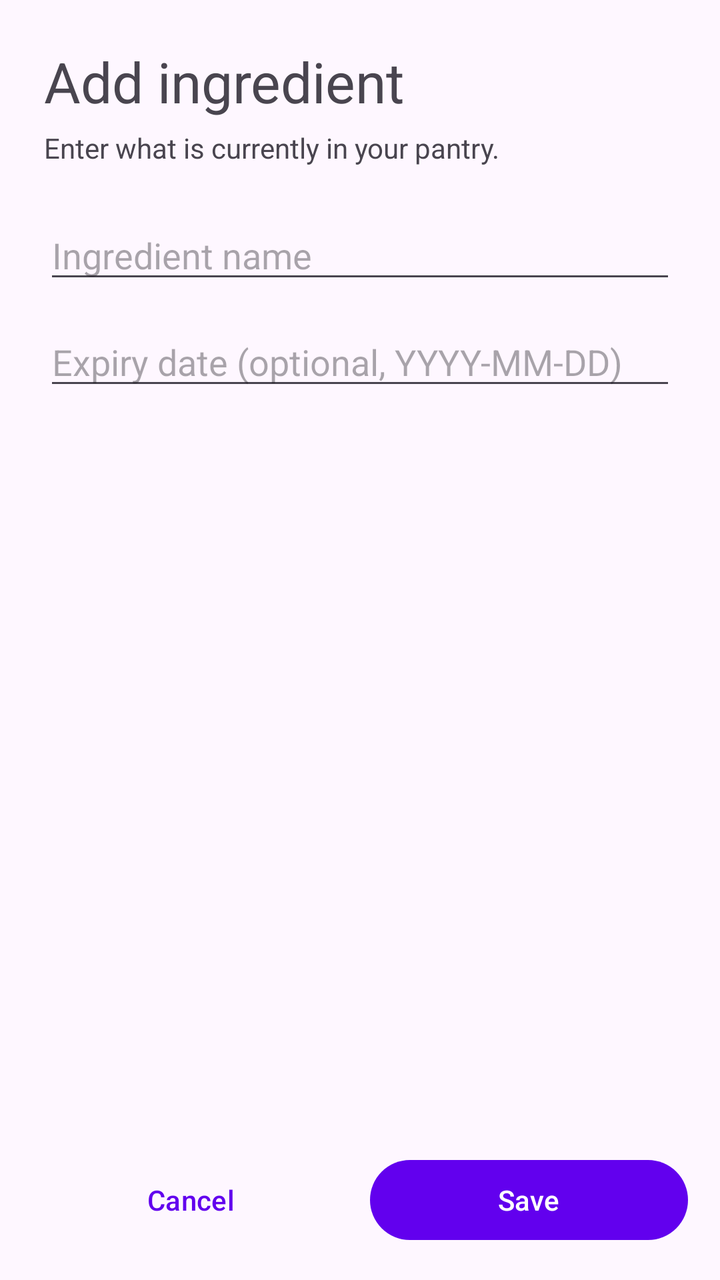
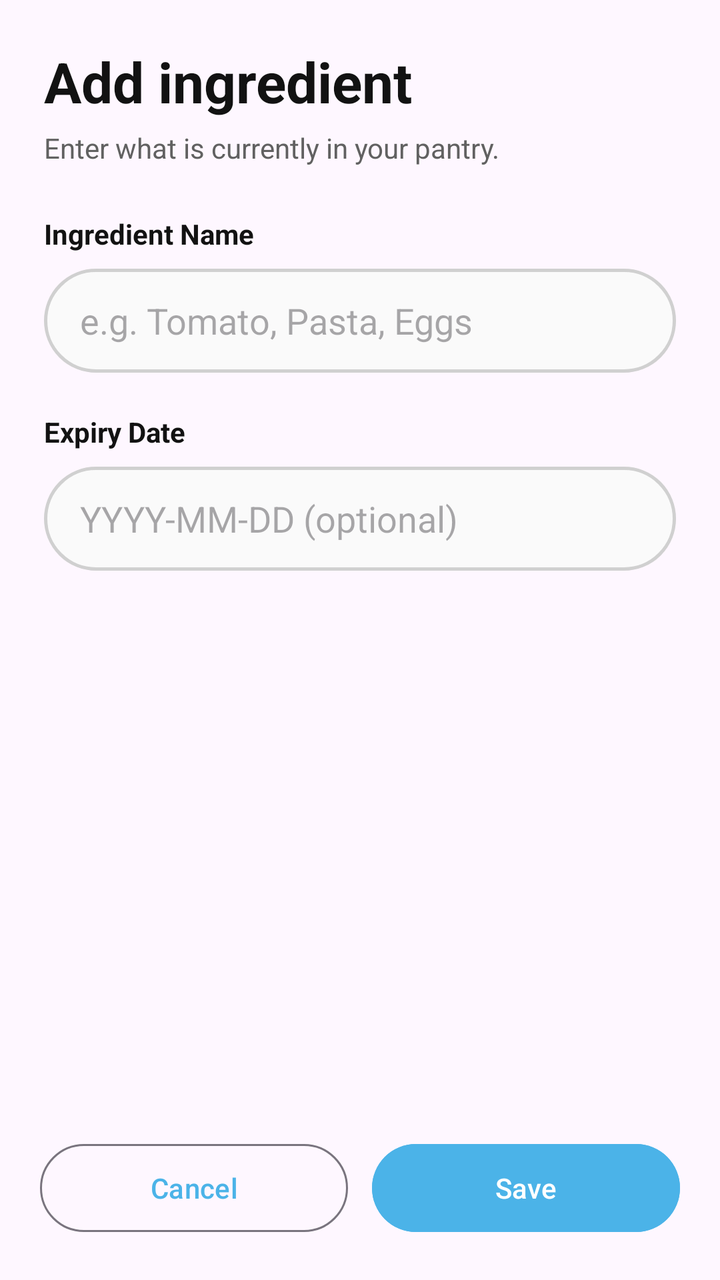

Compare the two renders of this Android layout. The source of the first and the diff that turns it into the second are given below.
<!-- AndroidManifest.xml: application theme Theme.SmartPantry -->
<!-- res/layout/activity_add_edit.xml -->
<LinearLayout xmlns:android="http://schemas.android.com/apk/res/android"
    android:layout_width="match_parent"
    android:layout_height="match_parent"
    android:orientation="vertical">

    <ScrollView
        android:layout_width="match_parent"
        android:layout_height="0dp"
        android:layout_weight="1">

        <LinearLayout
            android:layout_width="match_parent"
            android:layout_height="wrap_content"
            android:orientation="vertical"
            android:padding="22dp">

            <TextView
                android:id="@+id/tvTitle"
                android:layout_width="wrap_content"
                android:layout_height="wrap_content"
                android:text="Add ingredient"
                android:textSize="28sp" />

            <TextView
                android:layout_width="wrap_content"
                android:layout_height="wrap_content"
                android:text="Enter what is currently in your pantry."
                android:layout_marginTop="5dp" />

            <EditText
                android:id="@+id/etName"
                android:layout_width="match_parent"
                android:layout_height="wrap_content"
                android:hint="Ingredient name"
                android:inputType="textCapSentences"
                android:layout_marginTop="22dp" />

            <EditText
                android:id="@+id/etExpiry"
                android:layout_width="match_parent"
                android:layout_height="wrap_content"
                android:hint="Expiry date (optional, YYYY-MM-DD)"
                android:inputType="date"
                android:layout_marginTop="12dp" />
        </LinearLayout>
    </ScrollView>

    <LinearLayout
        android:layout_width="match_parent"
        android:layout_height="wrap_content"
        android:orientation="horizontal"
        android:padding="16dp">

        <Button
            android:id="@+id/btnCancel"
            android:layout_width="0dp"
            android:layout_height="wrap_content"
            android:layout_weight="1"
            android:text="Cancel"
            style="@style/Widget.Material3.Button.TextButton"/>

        <Button
            android:id="@+id/btnSave"
            android:layout_width="0dp"
            android:layout_height="wrap_content"
            android:layout_weight="1"
            android:text="Save"
            android:layout_marginStart="10dp" />
    </LinearLayout>
</LinearLayout>
<!-- resources referenced by this layout -->
<resources>
  <style name="Theme.SmartPantry" parent="Theme.Material3.DayNight.NoActionBar">
          
          <item name="colorPrimary">@color/purple_500</item>
          <item name="colorPrimaryVariant">@color/purple_700</item>
          <item name="colorOnPrimary">@color/white</item>
          
          <item name="colorSecondary">@color/teal_200</item>
          <item name="colorSecondaryVariant">@color/teal_700</item>
          <item name="colorOnSecondary">@color/black</item>
          
          <item name="android:statusBarColor">?attr/colorPrimaryVariant</item>
          
      </style>
  <color name="purple_500">#FF6200EE</color>
  <color name="purple_700">#FF3700B3</color>
  <color name="white">#FFFFFFFF</color>
  <color name="teal_200">#FF03DAC5</color>
  <color name="teal_700">#FF018786</color>
  <color name="black">#FF000000</color>
</resources>

<!-- the commit's change to res/layout/activity_add_edit.xml (unified diff, before → after) -->
@@ -1,4 +1,5 @@
 <LinearLayout xmlns:android="http://schemas.android.com/apk/res/android"
+    xmlns:app="http://schemas.android.com/apk/res-auto"
     android:layout_width="match_parent"
     android:layout_height="match_parent"
     android:orientation="vertical">
@@ -19,29 +20,52 @@
                 android:layout_width="wrap_content"
                 android:layout_height="wrap_content"
                 android:text="Add ingredient"
-                android:textSize="28sp" />
+                android:textSize="28sp"
+                android:textStyle="bold"
+                android:textColor="@color/black" />
 
             <TextView
                 android:layout_width="wrap_content"
                 android:layout_height="wrap_content"
                 android:text="Enter what is currently in your pantry."
+                android:textColor="@color/gray_text"
                 android:layout_marginTop="5dp" />
+
+            <TextView
+                android:layout_width="wrap_content"
+                android:layout_height="wrap_content"
+                android:text="Ingredient Name"
+                android:textStyle="bold"
+                android:textSize="14sp"
+                android:textColor="@color/black"
+                android:layout_marginTop="24dp" />
 
             <EditText
                 android:id="@+id/etName"
                 android:layout_width="match_parent"
+                android:layout_height="52dp"
+                android:hint="e.g. Tomato, Pasta, Eggs"
+                android:inputType="textCapSentences"
+                android:background="@drawable/bg_input"
+                android:layout_marginTop="8dp" />
+
+            <TextView
+                android:layout_width="wrap_content"
                 android:layout_height="wrap_content"
-                android:hint="Ingredient name"
-                android:inputType="textCapSentences"
-                android:layout_marginTop="22dp" />
+                android:text="Expiry Date"
+                android:textStyle="bold"
+                android:textSize="14sp"
+                android:textColor="@color/black"
+                android:layout_marginTop="20dp" />
 
             <EditText
                 android:id="@+id/etExpiry"
                 android:layout_width="match_parent"
-                android:layout_height="wrap_content"
-                android:hint="Expiry date (optional, YYYY-MM-DD)"
+                android:layout_height="52dp"
+                android:hint="YYYY-MM-DD (optional)"
                 android:inputType="date"
-                android:layout_marginTop="12dp" />
+                android:background="@drawable/bg_input"
+                android:layout_marginTop="8dp" />
         </LinearLayout>
     </ScrollView>
 
@@ -49,22 +73,26 @@
         android:layout_width="match_parent"
         android:layout_height="wrap_content"
         android:orientation="horizontal"
-        android:padding="16dp">
+        android:padding="20dp">
 
-        <Button
+        <com.google.android.material.button.MaterialButton
             android:id="@+id/btnCancel"
             android:layout_width="0dp"
-            android:layout_height="wrap_content"
+            android:layout_height="52dp"
             android:layout_weight="1"
             android:text="Cancel"
-            style="@style/Widget.Material3.Button.TextButton"/>
+            app:cornerRadius="26dp"
+            style="@style/Widget.Material3.Button.OutlinedButton"/>
 
-        <Button
+        <com.google.android.material.button.MaterialButton
             android:id="@+id/btnSave"
             android:layout_width="0dp"
-            android:layout_height="wrap_content"
+            android:layout_height="52dp"
             android:layout_weight="1"
             android:text="Save"
-            android:layout_marginStart="10dp" />
+            app:cornerRadius="26dp"
+            android:backgroundTint="@color/primary"
+            android:textColor="@color/white"
+            android:layout_marginStart="12dp" />
     </LinearLayout>
 </LinearLayout>
<!-- resource entries referenced after the edit -->
@@ -2,22 +2,42 @@
 <resources>
   <style name="Theme.SmartPantry" parent="Theme.Material3.DayNight.NoActionBar">
           
-          <item name="colorPrimary">@color/purple_500</item>
-          <item name="colorPrimaryVariant">@color/purple_700</item>
+          <item name="colorPrimary">@color/primary</item>
+          <item name="colorPrimaryVariant">@color/primary_dark</item>
           <item name="colorOnPrimary">@color/white</item>
           
-          <item name="colorSecondary">@color/teal_200</item>
-          <item name="colorSecondaryVariant">@color/teal_700</item>
-          <item name="colorOnSecondary">@color/black</item>
+          <item name="colorSecondary">@color/accent</item>
+          <item name="colorSecondaryVariant">@color/primary_dark</item>
+          <item name="colorOnSecondary">@color/white</item>
           
-          <item name="android:statusBarColor">?attr/colorPrimaryVariant</item>
-          
+          <item name="android:statusBarColor">@color/primary_dark</item>
       </style>
-  <color name="purple_500">#FF6200EE</color>
-  <color name="purple_700">#FF3700B3</color>
+  <color name="gray_border">#D0D0D0</color>
+  <color name="primary_dark">#1B8AC9</color>
+  <color name="accent">#88D2FF</color>
   <color name="white">#FFFFFFFF</color>
-  <color name="teal_200">#FF03DAC5</color>
-  <color name="teal_700">#FF018786</color>
-  <color name="black">#FF000000</color>
+  <!-- drawable bg_input (drawable) -->
+  <?xml version="1.0" encoding="utf-8"?>
+  <selector xmlns:android="http://schemas.android.com/apk/res/android">
+      <item android:state_focused="true">
+          <shape>
+              <solid android:color="@color/white" />
+              <corners android:radius="26dp" />
+              <stroke android:width="2dp" android:color="@color/primary" />
+              <padding android:left="18dp" android:top="12dp" android:right="18dp" android:bottom="12dp" />
+          </shape>
+      </item>
+      <item>
+          <shape>
+              <solid android:color="#FAFAFA" />
+              <corners android:radius="26dp" />
+              <stroke android:width="1.5dp" android:color="@color/gray_border" />
+              <padding android:left="18dp" android:top="12dp" android:right="18dp" android:bottom="12dp" />
+          </shape>
+      </item>
+  </selector>
+  <color name="black">#121212</color>
+  <color name="gray_text">#616161</color>
+  <color name="primary">#4BB3E8</color>
 </resources>
 
